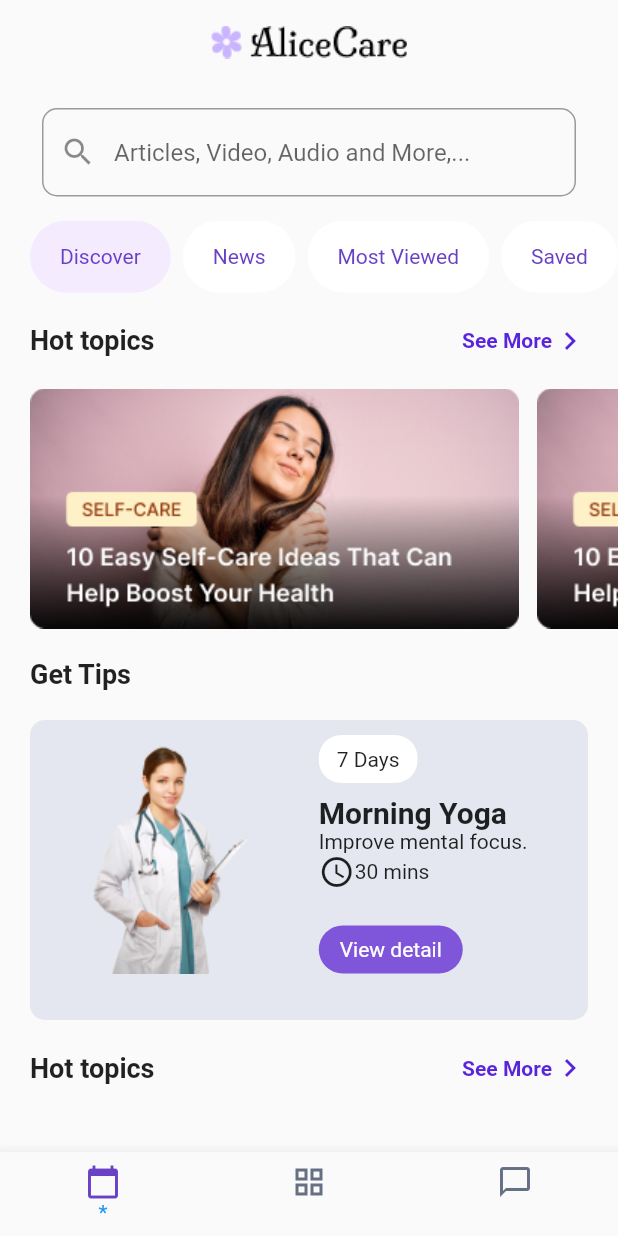
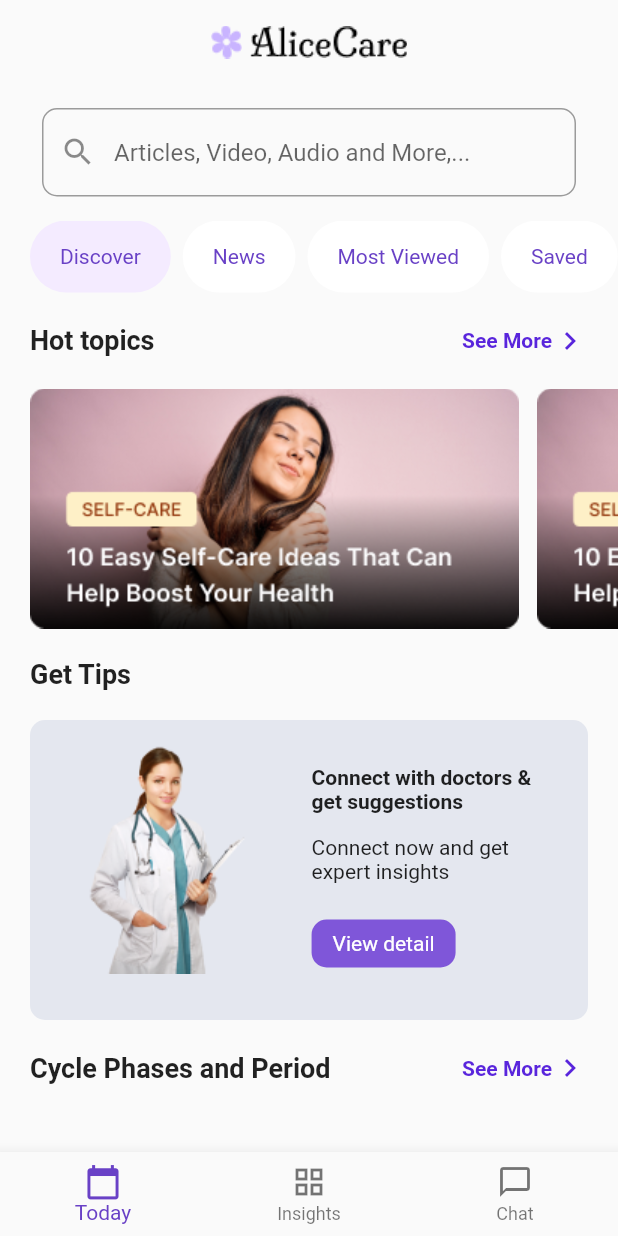
Before and after one commit to Peterhany2001/examflutter, a Flutter app: the screen it shows after launch, on a phone screen of 412 x 824 dp. Run offline on Flutter 3.47's test engine with Material 2 defaults, Android fonts, the phone set to English and light mode, and no system bars; our stand-ins replace carousel_slider.

Commit message:
finish tab3

```diff
--- a/lib/home/tabs/tab3.dart
+++ b/lib/home/tabs/tab3.dart
@@ -10,6 +10,12 @@ class Tab3 extends StatefulWidget {
 }
 
 class _Tab3State extends State<Tab3> {
+  int _selectedIndex=0;
+  void _onItemTapped(int index) {
+    setState(() {
+      _selectedIndex = index;
+    });
+  }
   @override
   Widget build(BuildContext context) {
     return Scaffold(
@@ -161,31 +167,19 @@ class _Tab3State extends State<Tab3> {
                     child: Column(
                       crossAxisAlignment: CrossAxisAlignment.start,
                       children: [
-                        Padding(
-                          padding: const EdgeInsets.only(bottom: 8.0),
-                          child: Container(
-                            decoration: const BoxDecoration(
-                                borderRadius: BorderRadius.all(Radius.circular(15)),
-                                color: Color(0xFFFFFFFF)),
-                            padding: const EdgeInsets.only(right: 12,left: 12,top: 8,bottom: 8),
-                            child: const Text("7 Days",),
-                          ),
-                        ),
-                        const Text("Morning Yoga",style: TextStyle(fontSize: 20,fontWeight: FontWeight.w600,)),
-                        const Text("Improve mental focus."),
-                        const Row(
-                          children: [
-                            Icon(Icons.access_time),
-                            Text("30 mins"),
-                          ],
-                        ),
+                        SizedBox(height: 20,),
+                        Text("Connect with doctors &",style: TextStyle(fontWeight: FontWeight.w600,fontSize: 14),),
+                        Text("get suggestions",style: TextStyle(fontWeight: FontWeight.w600,fontSize: 14),),
+                        SizedBox(height: 15,),
+                        Text("Connect now and get"),
+                        Text("expert insights"),
                         Padding(
                           padding: const EdgeInsets.only(top: 24.0),
                           child: Container(
                             padding: const EdgeInsets.only(top: 8,bottom: 8,left: 14,right: 14),
                             decoration: const BoxDecoration(
                             color: Color(0xff7F56D9),
-                              borderRadius: BorderRadius.all(Radius.circular(20))
+                              borderRadius: BorderRadius.all(Radius.circular(10))
                             ),
                             child: const Text("View detail",style: TextStyle(color: Colors.white)),
                           ),
@@ -203,7 +197,7 @@ class _Tab3State extends State<Tab3> {
             child: Row(
               children: [
                 Text(
-                  "Hot topics",
+                  "Cycle Phases and Period",
                   style: TextStyle(fontWeight: FontWeight.w600, fontSize: 18),
                 ),
                 Spacer(),
@@ -222,14 +216,18 @@ class _Tab3State extends State<Tab3> {
         ],
       ),
         bottomNavigationBar: BottomNavigationBar(
+          selectedIconTheme: const IconThemeData(color: Color(0xff6941C6), size: 25),
+          selectedItemColor: const Color(0xff6941C6),
           items: const [
             BottomNavigationBarItem(
-                icon: Icon(Icons.calendar_today,color: Color(0xff6941C6)), label: "*"),
+                icon: Icon(Icons.calendar_today,), label: "Today"),
             BottomNavigationBarItem(
-                icon:Icon(Icons.grid_view,color: Color(0xff667085)), label:""),
+                icon:Icon(Icons.grid_view,), label:"Insights"),
             BottomNavigationBarItem(
-                icon:Icon(Icons.chat_bubble_outline,color: Color(0xff667085)), label: ""),
+                icon:Icon(Icons.chat_bubble_outline,), label: "Chat"),
           ],
+          currentIndex: _selectedIndex, //New
+          onTap: _onItemTapped,
         )
     );
   }
```
